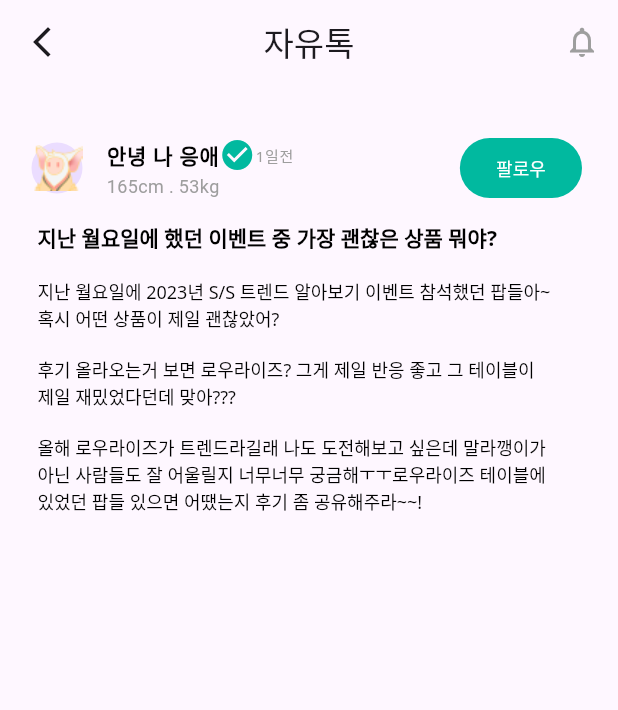
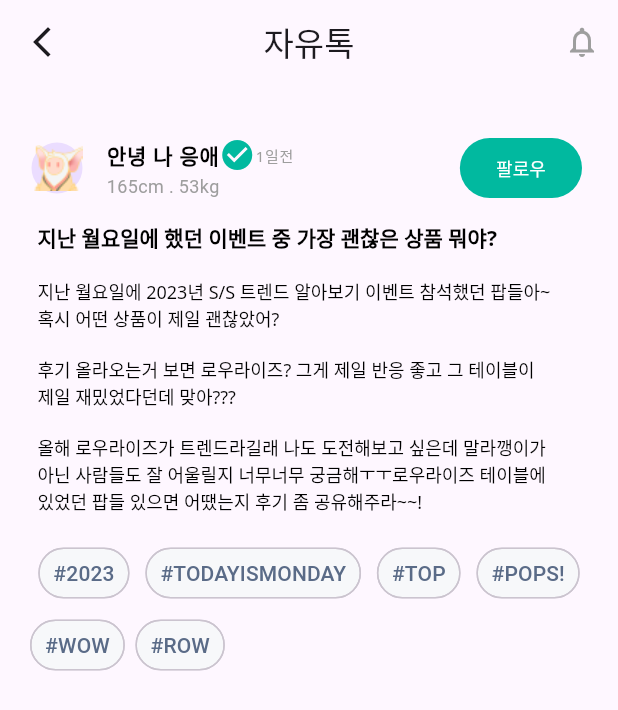
Before and after one commit to Jashwanth-Gowda-R/Hyperhire-assignment, a Flutter app: the screen it shows after launch, on a phone screen of 412 x 824 dp. Shown: the top 710 px of the screen. Run offline on Flutter 3.47's test engine with Material 2 defaults, Android fonts, the phone set to English and light mode, and no system bars; Roboto replaces fonts that are missing (Noto Sans).

Commit message:
added chips for post

```diff
--- a/lib/features/posts/pages/post_details_page.dart
+++ b/lib/features/posts/pages/post_details_page.dart
@@ -1,5 +1,7 @@
 // ignore_for_file: public_member_api_docs, sort_constructors_first
 import 'package:flutter/material.dart';
+import 'package:hyperhire/features/posts/widgets/chips.dart';
+
 import 'package:hyperhire/features/posts/widgets/post_details.dart';
 import 'package:hyperhire/features/posts/widgets/post_title.dart';
 
@@ -68,6 +70,46 @@ class _PostDetailsPageState extends State<PostDetailsPage> {
               details: details,
               mainDetails: mainDetails,
             ),
+            const SizedBox(
+              height: 15,
+            ),
+            const Padding(
+              padding: EdgeInsets.only(left: 15.0, right: 15),
+              child: Row(
+                mainAxisAlignment: MainAxisAlignment.spaceEvenly,
+                children: [
+                  Chips(
+                    text: '#2023',
+                  ),
+                  Chips(
+                    text: '#TODAYISMONDAY',
+                  ),
+                  Chips(
+                    text: '#TOP',
+                  ),
+                  Chips(
+                    text: '#POPS!',
+                  )
+                ],
+              ),
+            ),
+            const Padding(
+              padding: EdgeInsets.only(left: 20.0, right: 15),
+              child: Row(
+                mainAxisAlignment: MainAxisAlignment.start,
+                children: [
+                  Chips(
+                    text: '#WOW',
+                  ),
+                  SizedBox(
+                    width: 7,
+                  ),
+                  Chips(
+                    text: '#ROW',
+                  ),
+                ],
+              ),
+            ),
           ],
         ),
       ),
--- /dev/null
+++ b/lib/features/posts/widgets/chips.dart
@@ -0,0 +1,28 @@
+import 'package:flutter/material.dart';
+
+class Chips extends StatelessWidget {
+  const Chips({
+    Key? key,
+    required this.text,
+  }) : super(key: key);
+  final String text;
+
+  @override
+  Widget build(BuildContext context) {
+    return Container(
+      child: Chip(
+        backgroundColor: const Color.fromRGBO(247, 248, 250, 1),
+        padding: const EdgeInsets.all(1),
+        label: Text(
+          text,
+          style: const TextStyle(
+            color: Color.fromRGBO(90, 107, 135, 1),
+          ),
+        ),
+        shape: RoundedRectangleBorder(
+          borderRadius: BorderRadius.circular(20),
+        ),
+      ),
+    );
+  }
+}
```
